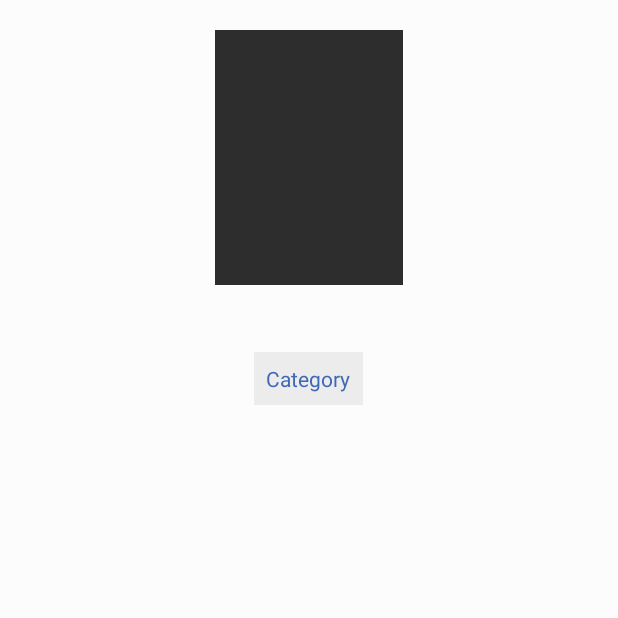
After one commit to Davic15/AppShareBook, an Android app: the BookActivity screen opened directly, with no data from a screen before it, on a phone screen of 412 x 824 dp, the top half of it. The commit adds this screen. Run offline under Robolectric (Android 15) with nearby library versions, the phone set to English and light mode, and no system bars; Roboto replaces fonts that are not available here; 3 statements that could not run were skipped.

Commit message:
Added the CardView + RecyclerView to display book and some information. For extra information check https://willowtreeapps.com/ideas/android-fundamentals-working-with-the-recyclerview-adapter-and-viewholder-pattern/

```diff
--- a/app/build.gradle
+++ b/app/build.gradle
@@ -30,6 +30,8 @@ dependencies {
     compile 'com.firebase:firebase-client-android:2.5.0'
     compile 'com.google.firebase:firebase-database:15.0.0'
     compile 'com.facebook.android:facebook-android-sdk:[4,5)'
+    compile 'com.android.support:cardview-v7:26.1.0'
+    compile 'com.android.support:recyclerview-v7:26.1.0'
 }
 
 
--- a/app/src/main/AndroidManifest.xml
+++ b/app/src/main/AndroidManifest.xml
@@ -21,7 +21,7 @@
         android:roundIcon="@mipmap/ic_launcher_round"
         android:supportsRtl="true"
         android:theme="@style/AppTheme">
-        <activity android:name=".MainPage">
+        <activity android:name=".BookMainActivity">
             <intent-filter>
                 <action android:name="android.intent.action.MAIN" />
 
@@ -32,6 +32,8 @@
         <activity android:name=".EditProfile"/>
         <activity android:name=".BookProfile"/>
         <activity android:name=".ShowProfile"/>
+        <activity android:name=".BookActivity"/>
+
 
         <meta-data
             android:name="preloaded_fonts"
--- /dev/null
+++ b/app/src/main/java/com/example/group6/appsharebook/BookActivity.java
@@ -0,0 +1,34 @@
+package com.example.group6.appsharebook;
+
+import android.content.Intent;
+import android.os.Bundle;
+import android.support.v7.app.AppCompatActivity;
+import android.widget.ImageView;
+import android.widget.TextView;
+
+public class BookActivity  extends AppCompatActivity{
+    private TextView tvtitle, tvdescription, tvcategory;
+    private ImageView img;
+
+    @Override
+    protected void onCreate(Bundle savedInstanceState){
+        super.onCreate(savedInstanceState);
+        setContentView(R.layout.activity_book);
+
+        tvtitle = (TextView)findViewById(R.id.txttitle);
+        tvdescription = (TextView) findViewById(R.id.txtDesc);
+        tvcategory = (TextView) findViewById(R.id.txtCat);
+        img = (ImageView) findViewById(R.id.bookthumbnail);
+
+        //Getting data
+        Intent intent = getIntent();
+        String Title = intent.getExtras().getString("Title");
+        String Description = intent.getExtras().getString("Description");
+        int image = intent.getExtras().getInt("Thumbnail");
+
+        //setting values
+        tvtitle.setText(Title);
+        tvdescription.setText(Description);
+        img.setImageResource(image);
+    }
+}
--- a/app/src/main/java/com/example/group6/appsharebook/MainPage.java
+++ b/app/src/main/java/com/example/group6/appsharebook/MainPage.java
@@ -62,6 +62,7 @@ public class MainPage extends AppCompatActivity {
             finish();
             Intent i = new Intent(this, ShowProfile.class);
             startActivity(i);
+
         }
 
         mCallBackManager = CallbackManager.Factory.create();
@@ -101,8 +102,8 @@ public class MainPage extends AppCompatActivity {
         Toast.makeText(MainPage.this, "You are Logged in", Toast.LENGTH_LONG).show();
         //if the user is logged in, i will send him/her to other activity
         Intent showProfile = new Intent(MainPage.this, ShowProfile.class);
+        finish();
         startActivity(showProfile);
-        finish();
     }
     private void handleFacebookAccessToken(AccessToken token) {
         Log.d(TAG, "handleFacebookAccessToken:" + token);
@@ -181,9 +182,11 @@ public class MainPage extends AppCompatActivity {
                                 dialog.dismiss();
 
                                 if (task.isSuccessful()) {
+
                                     Intent intent = new Intent(MainPage.this,ShowProfile.class) ;
                                     finish();
                                     startActivity(intent);
+
                                 } else {
                                     Toast.makeText(MainPage.this,"Not logged in. Retry",Toast.LENGTH_SHORT).show();
                                 }
--- /dev/null
+++ b/app/src/main/res/layout/activity_book.xml
@@ -0,0 +1,56 @@
+<?xml version="1.0" encoding="utf-8"?>
+<LinearLayout xmlns:android="http://schemas.android.com/apk/res/android"
+    xmlns:app="http://schemas.android.com/apk/res-auto"
+    xmlns:tools="http://schemas.android.com/tools"
+    android:layout_width="match_parent"
+    android:layout_height="match_parent"
+    tools:context="com.example.group6.appsharebook.BookActivity"
+    android:background="#fcfcfc">
+
+    <android.support.v4.widget.NestedScrollView
+        android:layout_width="match_parent"
+        android:layout_height="match_parent"
+        android:layout_marginTop="10dp"
+        android:padding="10dp">
+
+        <LinearLayout
+            android:layout_width="match_parent"
+            android:layout_height="match_parent"
+            android:gravity="center"
+            android:orientation="vertical">
+
+            <ImageView
+                android:layout_width="125dp"
+                android:layout_height="170dp"
+                android:background="#2d2d2d"
+                android:id="@+id/bookthumbnail"
+                android:scaleType="centerCrop"/>
+
+            <TextView
+                android:id="@+id/txttitle"
+                android:layout_width="wrap_content"
+                android:layout_height="wrap_content"
+                android:text="Book Title"
+                android:layout_marginTop="10dp"
+                android:textSize="18sp"
+                android:textStyle="bold"/>
+
+            <TextView
+                android:id="@+id/txtCat"
+                android:layout_width="wrap_content"
+                android:layout_height="wrap_content"
+                android:text="Category"
+                android:background="#edecec"
+                android:padding="8dp"
+                android:layout_marginTop="10dp"/>
+
+            <TextView
+                android:id="@+id/txtDesc"
+                android:textSize="18sp"
+                android:layout_marginTop="10dp"
+                android:layout_width="wrap_content"
+                android:layout_height="wrap_content"
+                android:text="Description"/>
+        </LinearLayout>
+    </android.support.v4.widget.NestedScrollView>
+</LinearLayout>
```
Also changed, not shown: app/src/main/java/com/example/group6/appsharebook/Book.java (added, +54 -0 lines), app/src/main/java/com/example/group6/appsharebook/BookMainActivity.java (added, +45 -0 lines), app/src/main/java/com/example/group6/appsharebook/RecyclerViewAdapter.java (added, +72 -0 lines), app/src/main/res/layout/cardview_item_book.xml (added, +30 -0 lines), app/src/main/res/layout/main_book_recyclerview.xml (added, +15 -0 lines), app/src/main/res/drawable/p_five.jpg (added), app/src/main/res/drawable/p_four.jpg (added), app/src/main/res/drawable/p_one.jpg (added), app/src/main/res/drawable/p_six.jpg (added), app/src/main/res/drawable/p_three.jpg (added), app/src/main/res/drawable/p_two.jpg (added).
